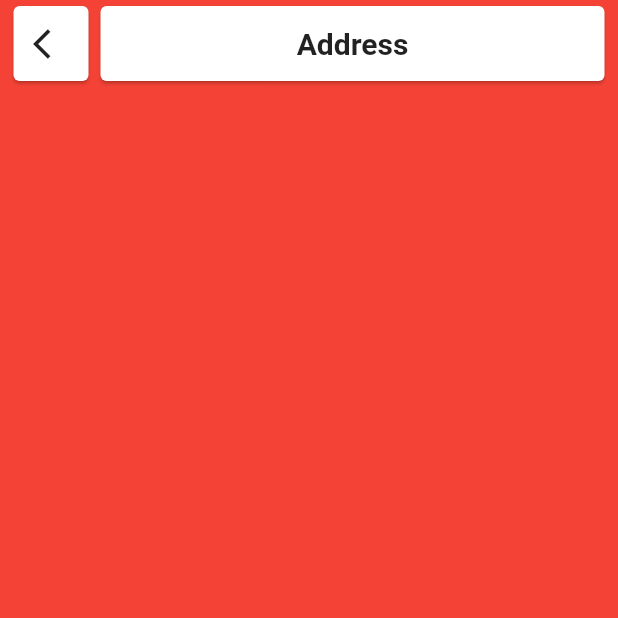
After one commit to ketanchoyal/theParker-Flutter, a Flutter app: the AddressPage screen opened directly, on a phone screen of 412 x 824 dp, the top half of it. The commit adds this screen. Run offline on Flutter 3.47's test engine with Material 2 defaults, Android fonts, the phone set to English and light mode, and no system bars; our stand-ins replace eva_icons_flutter, flare_flutter, flutter_map, flutter_vector_icons, geolocator, google_maps_flutter and 1 more; missing offline and left inert: extended_navbar_scaffold, flare_dart, mapbox_search; Roboto replaces fonts that are missing (K2D); statements that could not run were skipped.

Commit message:
Basic Floting Appbar created

```diff
--- /dev/null
+++ b/lib/UI/Pages/OfferParking/AddressPage.dart
@@ -0,0 +1,23 @@
+import 'package:flutter/material.dart';
+import 'package:the_parker/UI/Widgets/FloatingAppbar.dart';
+
+class AddressPage extends StatelessWidget {
+  const AddressPage({Key key}) : super(key: key);
+
+  @override
+  Widget build(BuildContext context) {
+    return Scaffold(
+      body: Stack(
+        children: <Widget>[
+          Container(
+            color: Colors.red,
+          ),
+          FloatingAppbar(
+            fontSize: 20,
+            title: 'Address',
+          ),
+        ],
+      ),
+    );
+  }
+}
--- /dev/null
+++ b/lib/UI/Widgets/FloatingAppbar.dart
@@ -0,0 +1,68 @@
+import 'package:flutter/material.dart';
+import 'package:the_parker/UI/Resources/ConstantMethods.dart';
+
+class FloatingAppbar extends StatelessWidget {
+  FloatingAppbar({
+    this.title,
+    this.fontSize = 16,
+  });
+
+  final String title;
+  final double fontSize;
+
+  @override
+  Widget build(BuildContext context) {
+    return Positioned(
+      top: 0,
+      left: 5,
+      right: 5,
+      child: SafeArea(
+        child: Row(
+          children: <Widget>[
+            Hero(
+              tag: 'backkk',
+              transitionOnUserGestures: true,
+              child: Card(
+                child: Container(
+                  height: 50,
+                  width: 50,
+                  child: RawMaterialButton(
+                    onPressed: () {
+                      kbackBtn(context);
+                    },
+                    child: Icon(
+                      Icons.arrow_back_ios,
+                    ),
+                  ),
+                ),
+              ),
+            ),
+            Expanded(
+              child: Hero(
+                tag: 'titleee',
+                // transitionOnUserGestures: true,
+                child: Card(
+                  child: Container(
+                    height: 50,
+                    child: Center(
+                      child: Text(
+                        title,
+                        maxLines: 2,
+                        textAlign: TextAlign.center,
+                        overflow: TextOverflow.ellipsis,
+                        softWrap: true,
+                        style: ksubtitleStyle.copyWith(
+                          fontSize: fontSize,
+                        ),
+                      ),
+                    ),
+                  ),
+                ),
+              ),
+            ),
+          ],
+        ),
+      ),
+    );
+  }
+}
--- a/lib/UI/Widgets/ProfileWidget.dart
+++ b/lib/UI/Widgets/ProfileWidget.dart
@@ -24,7 +24,7 @@ class ProfileWidget extends StatelessWidget {
   @override
   Widget build(BuildContext context) {
     return Positioned(
-      left: 20,
+      left: 25,
       top: (MediaQuery.of(context).size.height) * 0.75 * currentProfilePercent - 0.5,
       child: GestureDetector(
         onTap: () {
```
Also changed, not shown: lib/UI/Pages/OfferParking/OfferParkingMap.dart (+29 -45 lines), lib/UI/Pages/ProfilePage.dart (+145 -1 lines).
